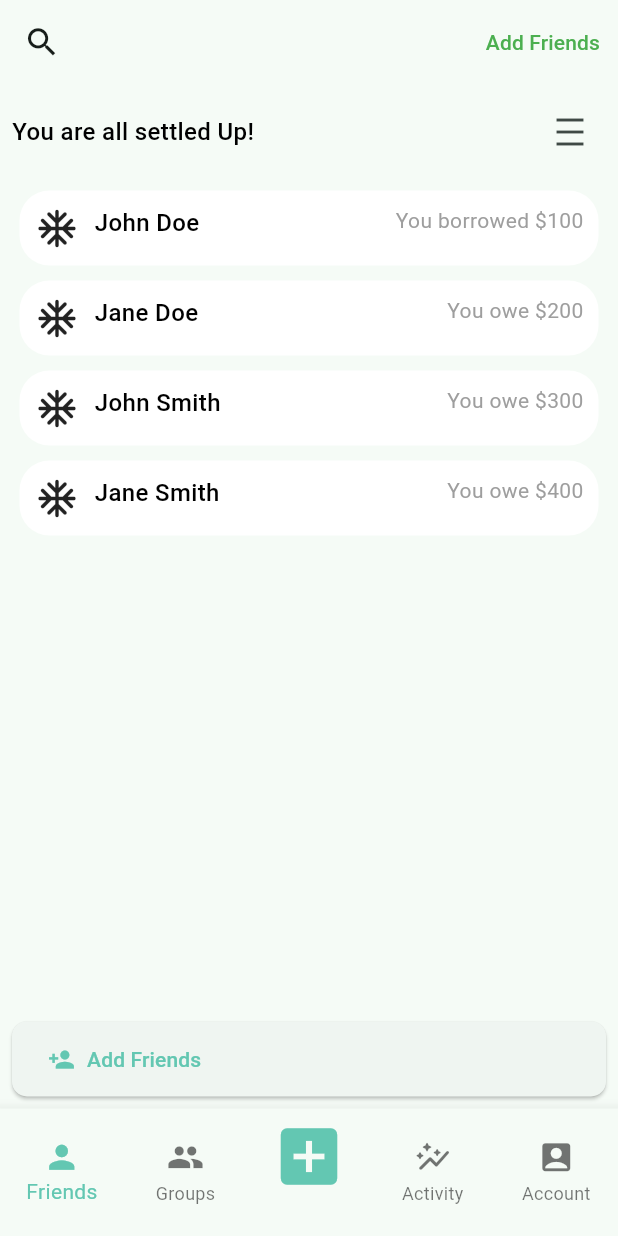
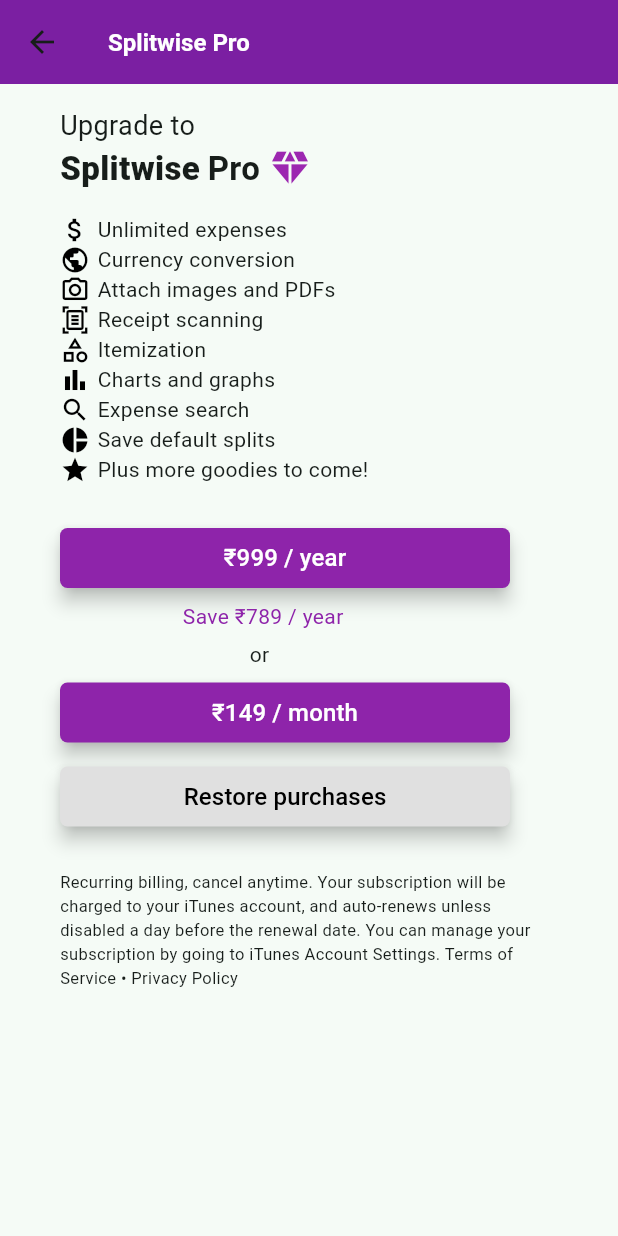
Before and after one commit to vatsal-06/SplitWiseClone, a Flutter app: the screen it shows after launch, after a tap on the "search" icon, on a phone screen of 412 x 824 dp. Run offline on Flutter 3.47's test engine with Material 3 defaults, Android fonts, the phone set to English and light mode, and no system bars.

Commit message:
Splitwise Pro Page created

```diff
--- a/lib/global_variables.dart
+++ b/lib/global_variables.dart
@@ -36,7 +36,8 @@
     'groupName': 'Pizza',
     'expenses': 'You owe \$100',
   },
-  {
+  {}
+];
 
-  }
-];
+final text =
+    'Recurring billing, cancel anytime. Your subscription will be charged to your iTunes account, and auto-renews unless disabled a day before the renewal date. You can manage your subscription by going to iTunes Account Settings. Terms of Service • Privacy Policy';
--- a/lib/pages/account_pages/account_page.dart
+++ b/lib/pages/account_pages/account_page.dart
@@ -1,4 +1,5 @@
 import 'package:flutter/material.dart';
+import 'package:splitwise/pages/splitwise_pro_page.dart';
 import 'package:splitwise/pages/test_page.dart';
 import 'account_settings.dart';
 
@@ -18,14 +19,18 @@
   Widget build(BuildContext context) {
     return Scaffold(
       appBar: AppBar(
-        leading: IconButton(
-          onPressed: () {
-            print("Search icon pressed");
+        leading: GestureDetector(
+          onTap: () {
+            setState(() {
+                    Navigator.push(
+                        context,
+                        MaterialPageRoute(
+                            builder: (context) => const SplitwiseProPage()));
+                  });
           },
-          icon: const Icon(Icons.search, size: 25),
+          child: const Icon(Icons.search, size: 25),
         ),
       ),
-
       body: SingleChildScrollView(
         child: Container(
           margin: const EdgeInsets.all(12),
@@ -69,20 +74,25 @@
                         crossAxisAlignment: CrossAxisAlignment.start,
                         children: [
                           Text(
-                            'Vatsal Gupta', style: Theme.of(context).textTheme.bodyLarge,
+                            'Vatsal Gupta',
+                            style: Theme.of(context).textTheme.bodyLarge,
                           ),
-                          Text('tsrvatsal17@gmail.com', style: Theme.of(context).textTheme.bodySmall,),
+                          Text(
+                            'tsrvatsal17@gmail.com',
+                            style: Theme.of(context).textTheme.bodySmall,
+                          ),
                         ],
                       ),
                       const Spacer(),
-                      const Icon(Icons.arrow_forward_ios, size: 20,)
+                      const Icon(
+                        Icons.arrow_forward_ios,
+                        size: 20,
+                      )
                     ],
                   ),
                 ),
               ),
-
               const Divider(),
-
               Padding(
                 padding: const EdgeInsets.all(8.0),
                 child: GestureDetector(
@@ -96,18 +106,62 @@
                   },
                   child: Row(
                     children: [
-                      const Icon(Icons.qr_code_2_sharp, size: 40,),
+                      const Icon(
+                        Icons.qr_code_2_sharp,
+                        size: 40,
+                      ),
                       const SizedBox(width: 10),
-                      Text('Scan Code', style: Theme.of(context).textTheme.bodyLarge,),
+                      Text(
+                        'Scan Code',
+                        style: Theme.of(context).textTheme.bodyLarge,
+                      ),
                       const Spacer(),
-                      const Icon(Icons.arrow_forward_ios, size: 20,)
+                      const Icon(
+                        Icons.arrow_forward_ios,
+                        size: 20,
+                      )
                     ],
                   ),
                 ),
               ),
-
               const Divider(),
-
+              Padding(
+                padding: const EdgeInsets.all(8.0),
+                child: GestureDetector(
+                  onTap: () {
+                    setState(() {
+                      Navigator.push(
+                          context,
+                          MaterialPageRoute(
+                              builder: (context) => const SplitwiseProPage()));
+                    });
+                  },
+                  child: Row(
+                    children: [
+                      const Icon(
+                        Icons.diamond_sharp,
+                        size: 40,
+                        color: Colors.deepPurple,
+                      ),
+                      const SizedBox(width: 10),
+                      Text(
+                        'Splitwise Pro',
+                        style: Theme.of(context).textTheme.bodyLarge,
+                      ),
+                      const Spacer(),
+                      const Icon(
+                        Icons.arrow_forward_ios,
+                        size: 20,
+                      )
+                    ],
+                  ),
+                ),
+              ),
+              const SizedBox(height: 25),
+              const Padding(
+                padding: EdgeInsets.all(8.0),
+                child: Text('Preferences'),
+              ),
               Padding(
                 padding: const EdgeInsets.all(8.0),
                 child: GestureDetector(
@@ -121,23 +175,20 @@
                   },
                   child: Row(
                     children: [
-                      const Icon(Icons.diamond_sharp, size: 40, color: Colors.deepPurple,),
-                      const SizedBox(width: 10),
-                      Text('Splitwise Pro', style: Theme.of(context).textTheme.bodyLarge,),
+                      Text(
+                        'Notifications',
+                        style: Theme.of(context).textTheme.bodyLarge,
+                      ),
                       const Spacer(),
-                      const Icon(Icons.arrow_forward_ios, size: 20,)
+                      const Icon(
+                        Icons.arrow_forward_ios,
+                        size: 20,
+                      )
                     ],
                   ),
                 ),
               ),
-
-
-              const SizedBox(height: 25),
-              const Padding(
-                padding: EdgeInsets.all(8.0),
-                child: Text('Preferences'),
-              ),
-
+              const Divider(),
               Padding(
                 padding: const EdgeInsets.all(8.0),
                 child: GestureDetector(
@@ -151,16 +202,24 @@
                   },
                   child: Row(
                     children: [
-                      Text('Notifications', style: Theme.of(context).textTheme.bodyLarge,),
+                      Text(
+                        'Security',
+                        style: Theme.of(context).textTheme.bodyLarge,
+                      ),
                       const Spacer(),
-                      const Icon(Icons.arrow_forward_ios, size: 20,)
+                      const Icon(
+                        Icons.arrow_forward_ios,
+                        size: 20,
+                      )
                     ],
                   ),
                 ),
               ),
-
-              const Divider(),
-
+              const SizedBox(height: 25),
+              const Padding(
+                padding: EdgeInsets.all(8.0),
+                child: Text('Feedback'),
+              ),
               Padding(
                 padding: const EdgeInsets.all(8.0),
                 child: GestureDetector(
@@ -174,21 +233,20 @@
                   },
                   child: Row(
                     children: [
-                      Text('Security', style: Theme.of(context).textTheme.bodyLarge,),
+                      Text(
+                        'Rate Splitwise',
+                        style: Theme.of(context).textTheme.bodyLarge,
+                      ),
                       const Spacer(),
-                      const Icon(Icons.arrow_forward_ios, size: 20,)
+                      const Icon(
+                        Icons.arrow_forward_ios,
+                        size: 20,
+                      )
                     ],
                   ),
                 ),
               ),
-
-              const SizedBox(height: 25),
-
-              const Padding(
-                padding: EdgeInsets.all(8.0),
-                child: Text('Feedback'),
-              ),
-
+              const Divider(),
               Padding(
                 padding: const EdgeInsets.all(8.0),
                 child: GestureDetector(
@@ -202,39 +260,20 @@
                   },
                   child: Row(
                     children: [
-                      Text('Rate Splitwise', style: Theme.of(context).textTheme.bodyLarge,),
+                      Text(
+                        'Contact Us',
+                        style: Theme.of(context).textTheme.bodyLarge,
+                      ),
                       const Spacer(),
-                      const Icon(Icons.arrow_forward_ios, size: 20,)
+                      const Icon(
+                        Icons.arrow_forward_ios,
+                        size: 20,
+                      )
                     ],
                   ),
                 ),
               ),
-
               const Divider(),
-
-              Padding(
-                padding: const EdgeInsets.all(8.0),
-                child: GestureDetector(
-                  onTap: () {
-                    setState(() {
-                      Navigator.push(
-                          context,
-                          MaterialPageRoute(
-                              builder: (context) => const TestPage()));
-                    });
-                  },
-                  child: Row(
-                    children: [
-                      Text('Contact Us', style: Theme.of(context).textTheme.bodyLarge,),
-                      const Spacer(),
-                      const Icon(Icons.arrow_forward_ios, size: 20,)
-                      ],
-                      ),
-                ),
-              ),
-
-              const Divider(),
-
               Center(
                 child: Padding(
                   padding: const EdgeInsets.all(8.0),
@@ -247,23 +286,28 @@
                                 builder: (context) => const TestPage()));
                       });
                     },
-                  child: const Text('Log out', style: TextStyle(fontSize: 12, color: Color.fromRGBO(28, 139, 113, 1)),),
+                    child: const Text(
+                      'Log out',
+                      style: TextStyle(
+                          fontSize: 12, color: Color.fromRGBO(28, 139, 113, 1)),
                     ),
                   ),
                 ),
-
+              ),
               const SizedBox(height: 20),
-
               Center(
-                child: Text('''Made with :) in Thapar Institute, Patiala
+                child: Text(
+                  '''Made with :) in Thapar Institute, Patiala
               Copyright © 2024 MLSC''',
                   style: Theme.of(context).textTheme.bodySmall,
                 ),
               ),
-
               const SizedBox(height: 20),
-
-              Center(child: Text('1.1.0/1', style: Theme.of(context).textTheme.bodySmall,))
+              Center(
+                  child: Text(
+                '1.1.0/1',
+                style: Theme.of(context).textTheme.bodySmall,
+              ))
             ],
           ),
         ),
--- a/lib/pages/friends_pages/friends_page.dart
+++ b/lib/pages/friends_pages/friends_page.dart
@@ -1,4 +1,5 @@
 import 'package:flutter/material.dart';
+import 'package:splitwise/pages/splitwise_pro_page.dart';
 import '../../widgets/friends_item.dart';
 import '../../global_variables.dart';
 import 'friends_details_page.dart';
@@ -19,7 +20,12 @@
           icon: const Icon(Icons.search),
           iconSize: 25,
           onPressed: () {
-            print("Search icon pressed");
+            setState(() {
+                    Navigator.push(
+                        context,
+                        MaterialPageRoute(
+                            builder: (context) => const SplitwiseProPage()));
+                  });
           },
         ),
         actions: [
--- a/lib/pages/groups_page.dart
+++ b/lib/pages/groups_page.dart
@@ -1,4 +1,5 @@
 import 'package:flutter/material.dart';
+import 'package:splitwise/pages/splitwise_pro_page.dart';
 
 class GroupsPage extends StatefulWidget {
   const GroupsPage({super.key});
@@ -20,7 +21,12 @@
           icon: const Icon(Icons.search),
           iconSize: 25,
           onPressed: () {
-            print("Search icon pressed");
+            setState(() {
+                    Navigator.push(
+                        context,
+                        MaterialPageRoute(
+                            builder: (context) => const SplitwiseProPage()));
+                  });
           },
         ),
         actions: [
--- /dev/null
+++ b/lib/pages/splitwise_pro_page.dart
@@ -0,0 +1,285 @@
+import 'package:flutter/material.dart';
+
+class SplitwiseProPage extends StatelessWidget {
+  const SplitwiseProPage({super.key});
+
+  @override
+  Widget build(BuildContext context) {
+    return Scaffold(
+      appBar: AppBar(
+          backgroundColor: Colors.purple[700],
+          title: const Text(
+            'Splitwise Pro',
+            style: TextStyle(color: Colors.white, fontSize: 16),
+          )),
+      body: SingleChildScrollView(
+        child: Padding(
+          padding: const EdgeInsets.only(left: 40.0, right: 40.0, top: 15.0),
+          child: Column(
+            crossAxisAlignment: CrossAxisAlignment.start,
+            children: [
+              const Text(
+                'Upgrade to',
+                style: TextStyle(fontSize: 18, fontWeight: FontWeight.w400),
+              ),
+              const Row(
+                children: [
+                  Text(
+                    'Splitwise',
+                    style: TextStyle(fontSize: 22, fontWeight: FontWeight.w800),
+                  ),
+                  SizedBox(
+                    width: 5.0,
+                  ),
+                  Text(
+                    'Pro',
+                    style: TextStyle(
+                      fontSize: 22,
+                      fontWeight: FontWeight.w600,
+                    ),
+                  ),
+                  SizedBox(
+                    width: 5.0,
+                  ),
+                  Icon(
+                    Icons.diamond,
+                    color: Colors.purple,
+                    size: 30,
+                  )
+                ],
+              ),
+              const SizedBox(
+                height: 15.0,
+              ),
+              const Row(
+                children: [
+                  Icon(
+                    Icons.attach_money,
+                    color: Colors.black,
+                    size: 20,
+                  ),
+                  SizedBox(
+                    width: 5.0,
+                  ),
+                  Text(
+                    'Unlimited expenses',
+                    style: TextStyle(fontSize: 14),
+                  )
+                ],
+              ),
+              const Row(
+                children: [
+                  Icon(
+                    Icons.public,
+                    color: Colors.black,
+                    size: 20,
+                  ),
+                  SizedBox(
+                    width: 5.0,
+                  ),
+                  Text(
+                    'Currency conversion',
+                    style: TextStyle(fontSize: 14),
+                  )
+                ],
+              ),
+              const Row(
+                children: [
+                  Icon(
+                    Icons.camera_alt_outlined,
+                    color: Colors.black,
+                    size: 20,
+                  ),
+                  SizedBox(
+                    width: 5.0,
+                  ),
+                  Text(
+                    'Attach images and PDFs',
+                    style: TextStyle(fontSize: 14),
+                  )
+                ],
+              ),
+              const Row(
+                children: [
+                  Icon(
+                    Icons.document_scanner_outlined,
+                    color: Colors.black,
+                    size: 20,
+                  ),
+                  SizedBox(
+                    width: 5.0,
+                  ),
+                  Text(
+                    'Receipt scanning',
+                    style: TextStyle(fontSize: 14),
+                  )
+                ],
+              ),
+              const Row(
+                children: [
+                  Icon(
+                    Icons.category_outlined,
+                    color: Colors.black,
+                    size: 20,
+                  ),
+                  SizedBox(
+                    width: 5.0,
+                  ),
+                  Text(
+                    'Itemization',
+                    style: TextStyle(fontSize: 14),
+                  )
+                ],
+              ),
+              const Row(
+                children: [
+                  Icon(
+                    Icons.bar_chart_outlined,
+                    color: Colors.black,
+                    size: 20,
+                  ),
+                  SizedBox(
+                    width: 5.0,
+                  ),
+                  Text(
+                    'Charts and graphs',
+                    style: TextStyle(fontSize: 14),
+                  )
+                ],
+              ),
+              const Row(
+                children: [
+                  Icon(
+                    Icons.search,
+                    color: Colors.black,
+                    size: 20,
+                  ),
+                  SizedBox(
+                    width: 5.0,
+                  ),
+                  Text(
+                    'Expense search',
+                    style: TextStyle(fontSize: 14),
+                  )
+                ],
+              ),
+              const Row(
+                children: [
+                  Icon(
+                    Icons.pie_chart,
+                    color: Colors.black,
+                    size: 20,
+                  ),
+                  SizedBox(
+                    width: 5.0,
+                  ),
+                  Text(
+                    'Save default splits',
+                    style: TextStyle(fontSize: 14),
+                  )
+                ],
+              ),
+              const Row(
+                children: [
+                  Icon(
+                    Icons.star_purple500_sharp,
+                    color: Colors.black,
+                    size: 20,
+                  ),
+                  SizedBox(
+                    width: 5.0,
+                  ),
+                  Text(
+                    'Plus more goodies to come!',
+                    style: TextStyle(fontSize: 14),
+                  )
+                ],
+              ),
+              const SizedBox(
+                height: 25.0,
+              ),
+              ElevatedButton(
+                onPressed: () {
+                  print('₹999 / year');
+                },
+                style: ButtonStyle(
+                  fixedSize: const WidgetStatePropertyAll(Size(300, 40)),
+                  backgroundColor: WidgetStatePropertyAll(Colors.purple[600]),
+                  elevation: const WidgetStatePropertyAll(5),
+                  shape: WidgetStatePropertyAll(
+                    RoundedRectangleBorder(
+                      borderRadius: BorderRadius.circular(5.0),
+                    ),
+                  ),
+                ),
+                child: const Text(
+                  '₹999 / year',
+                  style: TextStyle(fontSize: 16, color: Colors.white),
+                ),
+              ),
+              const SizedBox(
+                height: 5.0,
+              ),
+              Text('                      Save ₹789 / year', style: TextStyle(color: Colors.purple[600]),),
+              const SizedBox(
+                height: 5.0,
+              ),
+              const Text('                                  or'),
+              const SizedBox(
+                height: 5.0,
+              ),
+              ElevatedButton(
+                onPressed: () {
+                  print('₹149 / month');
+                },
+                style: ButtonStyle(
+                  fixedSize: const WidgetStatePropertyAll(Size(300, 40)),
+                  backgroundColor: WidgetStatePropertyAll(Colors.purple[600]),
+                  elevation: const WidgetStatePropertyAll(5),
+                  shape: WidgetStatePropertyAll(
+                    RoundedRectangleBorder(
+                      borderRadius: BorderRadius.circular(5.0),
+                    ),
+                  ),
+                ),
+                child: const Text(
+                  '₹149 / month',
+                  style: TextStyle(fontSize: 16, color: Colors.white),
+                ),
+              ),
+              const SizedBox(
+                height: 8.0,
+              ),
+              ElevatedButton(
+                onPressed: () {
+                  print('Restore purchases');
+                },
+                style: ButtonStyle(
+                  fixedSize: const WidgetStatePropertyAll(Size(300, 40)),
+                  backgroundColor: WidgetStatePropertyAll(Colors.grey[300]),
+                  elevation: const WidgetStatePropertyAll(5),
+                  shape: WidgetStatePropertyAll(
+                    RoundedRectangleBorder(
+                      borderRadius: BorderRadius.circular(5.0),
+                    ),
+                  ),
+                ),
+                child: const Text(
+                  'Restore purchases',
+                  style: TextStyle(fontSize: 16, color: Colors.black),
+                ),
+              ),
+              const SizedBox(
+                height: 25.0,
+              ),
+              const Text(
+                'Recurring billing, cancel anytime. Your subscription will be charged to your iTunes account, and auto-renews unless disabled a day before the renewal date. You can manage your subscription by going to iTunes Account Settings. Terms of Service • Privacy Policy',
+                style: TextStyle(fontSize: 11),
+                ),
+            ],
+          ),
+        ),
+      ),
+    );
+  }
+}
```
Lines whose indentation alone changed are shown as unchanged.
